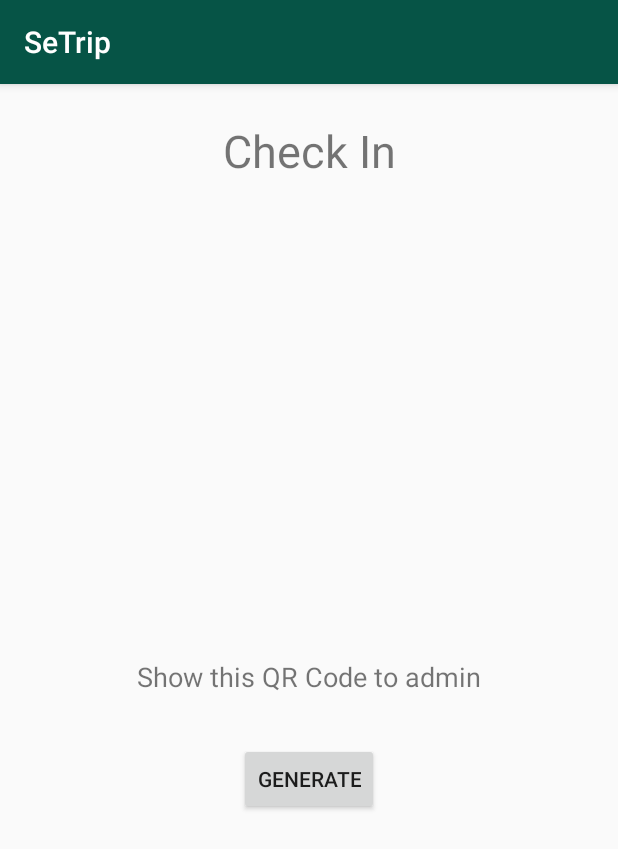
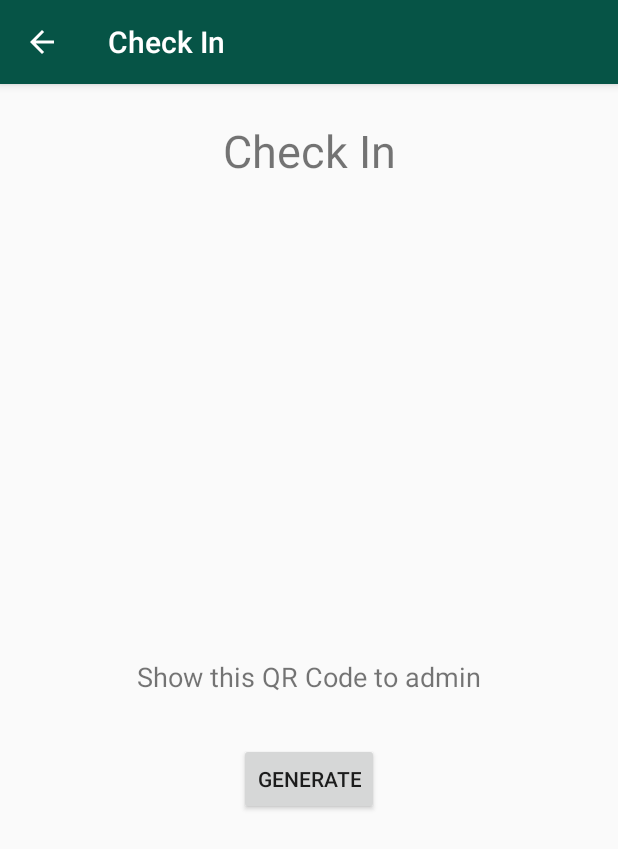
Before and after one commit to rivaldofez/Tok-project, an Android app: the CheckInActivity screen opened directly, with no data from a screen before it, on a phone screen of 412 x 824 dp. Shown: the top 849 px of the screen. Run offline under Robolectric (Android 15) with nearby library versions, the phone set to English and light mode, and no system bars; our stand-ins replace Firebase (no records; nobody signed in at launch, a user with empty details on screens opened directly); libraries missing offline, so code that uses them is left out: androidmads.library.qrgenearator; 2 statements that could not run were skipped.

Commit message:
fix navigation, asset color

```diff
--- a/SeTrip/app/src/main/java/com/tokproject/setrip/activity/CheckInActivity.java
+++ b/SeTrip/app/src/main/java/com/tokproject/setrip/activity/CheckInActivity.java
@@ -1,5 +1,6 @@
 package com.tokproject.setrip.activity;
 
+import androidx.appcompat.app.ActionBar;
 import androidx.appcompat.app.AppCompatActivity;
 
 import android.graphics.Bitmap;
@@ -21,7 +22,7 @@ public class CheckInActivity extends AppCompatActivity {
     ImageView QRCode;
     Button btnGenerate;
     String uid;
-    private FirebaseAuth firebaseAuth;
+    private ActionBar actionBar;
 
     private static final String TAG = "Checkin Activity";
 
@@ -31,7 +32,6 @@ public class CheckInActivity extends AppCompatActivity {
         super.onCreate(savedInstanceState);
         setContentView(R.layout.activity_check_in);
 
-        firebaseAuth = FirebaseAuth.getInstance();
         QRCode = findViewById(R.id.imgQR);
         btnGenerate = findViewById(R.id.btnGenerate);
 
@@ -46,6 +46,18 @@ public class CheckInActivity extends AppCompatActivity {
                 generateQR(uid);
             }
         });
+
+        actionBar = getSupportActionBar();
+        actionBar.setTitle("Check In");
+        actionBar.setDisplayShowHomeEnabled(true);
+        actionBar.setDisplayHomeAsUpEnabled(true);
+    }
+
+
+    @Override
+    public boolean onSupportNavigateUp() {
+        onBackPressed();
+        return super.onSupportNavigateUp();
     }
 
     public void generateQR(String data){
--- a/SeTrip/app/src/main/res/drawable/icon_bg5.xml
+++ b/SeTrip/app/src/main/res/drawable/icon_bg5.xml
@@ -2,8 +2,8 @@
 <shape xmlns:android="http://schemas.android.com/apk/res/android"
     android:shape="rectangle">
     <corners android:radius="10dp" />
-    <gradient android:startColor="@color/colorPrimary"
-        android:endColor="@color/colorPrimaryDark"
+    <gradient android:startColor="@color/mediumBlue"
+        android:endColor="@color/darkBlue"
         android:angle="0"/>
 
 </shape>
--- a/SeTrip/app/src/main/res/drawable/navbar_background.xml
+++ b/SeTrip/app/src/main/res/drawable/navbar_background.xml
@@ -1,7 +1,8 @@
 <?xml version="1.0" encoding="utf-8"?>
 <shape xmlns:android="http://schemas.android.com/apk/res/android">
-
-    <corners android:radius="8dp"/>
     <solid android:color="@color/colorPrimary"/>
+    <corners
+        android:topLeftRadius="15dp"
+        android:topRightRadius="15dp"/>
 
 </shape>
```
Also changed, not shown: SeTrip/app/src/main/res/drawable/full.png, SeTrip/app/src/main/res/drawable/logo_only.png.
